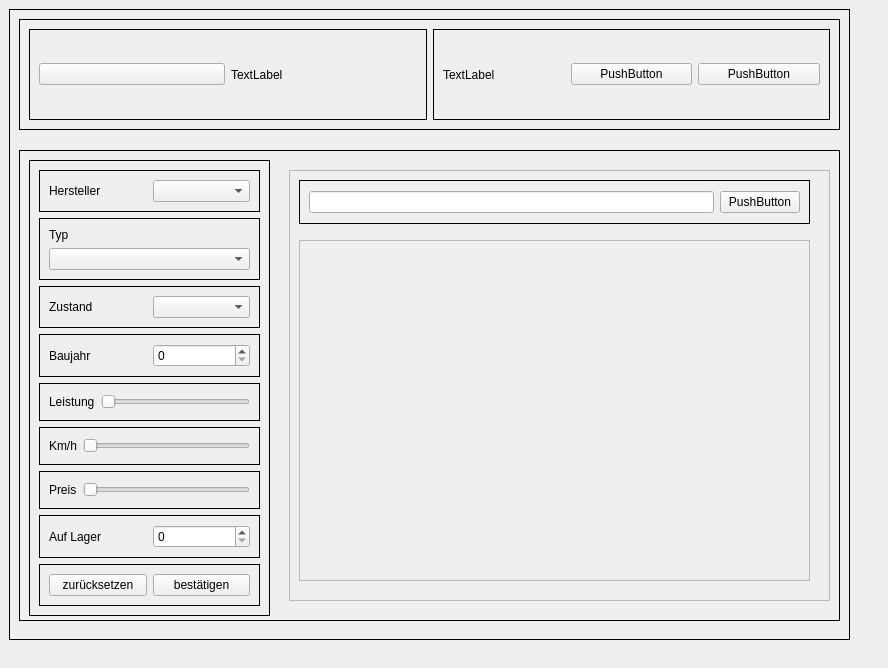
Above: frontend/Startseite.ui from nhatlam96/gui-xtraktor before the change. Below: the same form after it.
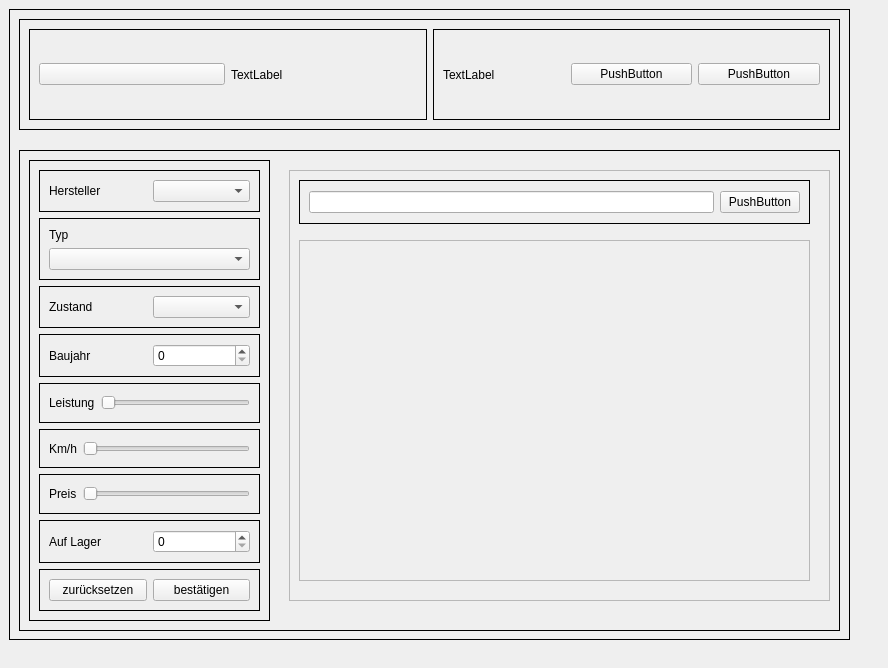
That is the form after the change.

Commit message: erneut aufladen

What changed in the file:
```diff
--- a/frontend/Startseite.ui
+++ b/frontend/Startseite.ui
@@ -112,7 +112,7 @@
        <x>10</x>
        <y>141</y>
        <width>821</width>
-       <height>471</height>
+       <height>481</height>
       </rect>
      </property>
      <property name="frameShape">
@@ -127,7 +127,7 @@
         <x>10</x>
         <y>10</y>
         <width>241</width>
-        <height>456</height>
+        <height>461</height>
        </rect>
       </property>
       <property name="frameShape">
```
The commit also changes 2 other files.
